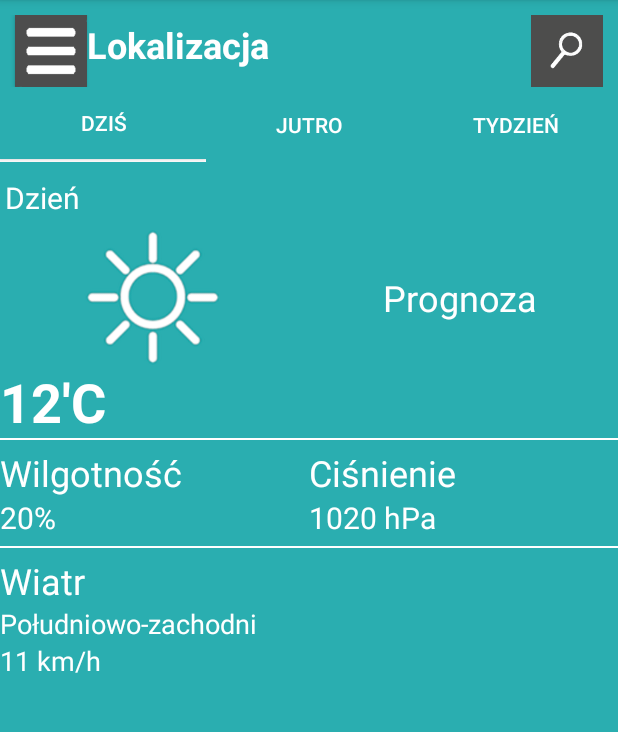
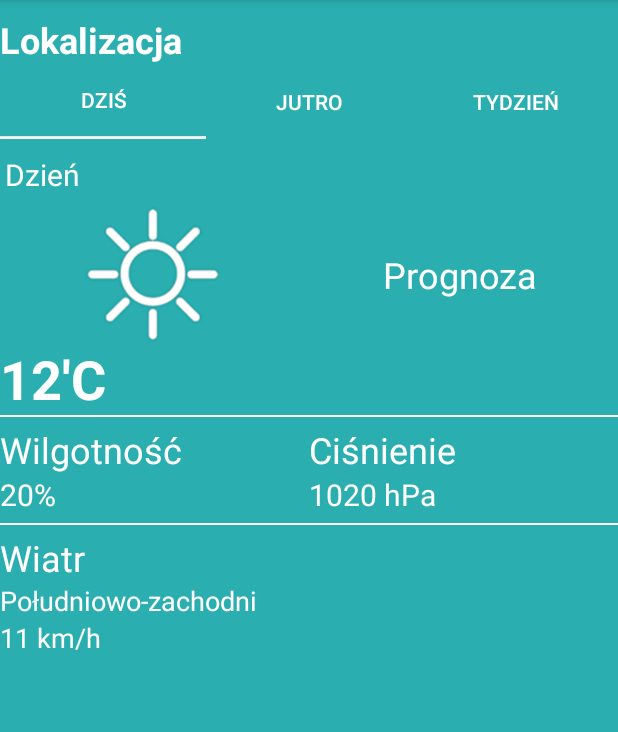
Before and after one commit to Grunia94/FirstWeather, an Android app: the HomeActivity screen opened directly, with no data from a screen before it, on a phone screen of 412 x 824 dp, the part 84-816 px from its top. Run offline under Robolectric (Android 15) with nearby library versions, the light colour scheme and no system bars; pictures from the network do not load.

Commit message:
dodanie activity dla każdego layoutu i przełączanie między layoutami

```diff
--- a/app/src/main/AndroidManifest.xml
+++ b/app/src/main/AndroidManifest.xml
@@ -11,7 +11,7 @@
         android:label="@string/app_name"
         android:theme="@style/AppTheme">
         <activity
-            android:name="net.firstweather.app.weatherapp.WeatherActivity"
+            android:name="net.firstweather.app.weatherapp.HomeActivity"
             android:label="@string/app_name">
             <intent-filter>
                 <action android:name="android.intent.action.MAIN" />
@@ -22,11 +22,30 @@
         <activity
             android:name="net.firstweather.app.weatherapp.SettingsActivity"
             android:label="@string/settings"
-            android:parentActivityName="net.firstweather.app.weatherapp.WeatherActivity">
+            android:parentActivityName="net.firstweather.app.weatherapp.HomeActivity">
             <meta-data
                 android:name="android.support.PARENT_ACTIVITY"
-                android:value="net.firstweather.app.weatherapp.WeatherActivity" />
+                android:value="net.firstweather.app.weatherapp.HomeActivity" />
         </activity>
+
+        <activity android:name=".TomorrowActivity"
+            android:screenOrientation="portrait"
+            android:parentActivityName=".HomeActivity">
+            <meta-data
+                android:name="android.support.PARENT_ACTIVITY"
+                android:value="com.firstweather.firstweather.HomeActivity" />
+        </activity>
+
+        <activity android:name=".Week"
+            android:screenOrientation="portrait"
+            android:parentActivityName=".HomeActivity">
+            <meta-data
+                android:name="android.support.PARENT_ACTIVITY"
+                android:value="com.firstweather.firstweather.HomeActivity" />
+        </activity>
+
+
+
     </application>
 
 </manifest>
--- a/app/src/main/java/net/firstweather/app/weatherapp/WeatherActivity.java
+++ b/app/src/main/java/net/firstweather/app/weatherapp/HomeActivity.java
@@ -59,7 +59,7 @@ import net.firstweather.app.weatherapp.service.WeatherCacheService;
 import net.firstweather.app.weatherapp.service.GoogleMapsGeocodingService;
 import net.firstweather.app.weatherapp.service.YahooWeatherService;
 
-public class WeatherActivity extends AppCompatActivity implements WeatherServiceListener, GeocodingServiceListener, LocationListener {
+public class HomeActivity extends AppCompatActivity implements WeatherServiceListener, GeocodingServiceListener, LocationListener {
 
     public static int GET_WEATHER_FROM_CURRENT_LOCATION = 0x00001;
 
@@ -156,7 +156,7 @@ public class WeatherActivity extends AppCompatActivity implements WeatherService
     }
 
     public void onRequestPermissionsResult(int requestCode, String[] permissions, int[] grantResults) {
-        if (requestCode == WeatherActivity.GET_WEATHER_FROM_CURRENT_LOCATION) {
+        if (requestCode == HomeActivity.GET_WEATHER_FROM_CURRENT_LOCATION) {
             if (grantResults[0] == PackageManager.PERMISSION_GRANTED) {
                 getWeatherFromCurrentLocation();
             } else {
@@ -290,8 +290,6 @@ public class WeatherActivity extends AppCompatActivity implements WeatherService
     }
 
     public void buttonOnClick(View view) {
-
-        /*
         Intent intent;
 
         switch (view.getId()) {
@@ -306,18 +304,8 @@ public class WeatherActivity extends AppCompatActivity implements WeatherService
                 startActivity(intent);
                 break;
 
-            case R.id.options:
-                intent = new Intent(HomeActivity.this, Option.class);
-                startActivity(intent);
-                break;
+        }
 
-            case R.id.city:
-                intent = new Intent(HomeActivity.this, City.class );
-                startActivity(intent);
-                break;
-
-        }
-        */
     }
 
 
--- a/app/src/main/java/net/firstweather/app/weatherapp/fragments/SettingsFragment.java
+++ b/app/src/main/java/net/firstweather/app/weatherapp/fragments/SettingsFragment.java
@@ -36,7 +36,7 @@ import android.preference.SwitchPreference;
 import android.view.MenuItem;
 
 import net.firstweather.app.weatherapp.R;
-import net.firstweather.app.weatherapp.WeatherActivity;
+import net.firstweather.app.weatherapp.HomeActivity;
 
 public class SettingsFragment extends PreferenceFragment implements Preference.OnPreferenceChangeListener, SharedPreferences.OnSharedPreferenceChangeListener {
 
@@ -75,7 +75,7 @@ public class SettingsFragment extends PreferenceFragment implements Preference.O
     public boolean onOptionsItemSelected(MenuItem item) {
         int id = item.getItemId();
         if (id == android.R.id.home) {
-            startActivity(new Intent(getActivity(), WeatherActivity.class));
+            startActivity(new Intent(getActivity(), HomeActivity.class));
             return true;
         }
         return super.onOptionsItemSelected(item);
--- a/app/src/main/res/layout/activity_weather.xml
+++ b/app/src/main/res/layout/activity_weather.xml
@@ -3,7 +3,7 @@
     android:layout_height="match_parent" android:paddingLeft="@dimen/activity_horizontal_margin"
     android:paddingRight="@dimen/activity_horizontal_margin"
     android:paddingTop="@dimen/activity_vertical_margin"
-    android:paddingBottom="@dimen/activity_vertical_margin" tools:context=".WeatherActivity">
+    android:paddingBottom="@dimen/activity_vertical_margin" tools:context=".HomeActivity">
 
     <ImageView
         android:layout_width="wrap_content"
--- a/app/src/main/res/layout/homescreen.xml
+++ b/app/src/main/res/layout/homescreen.xml
@@ -12,14 +12,6 @@
         android:orientation="horizontal"
         android:layout_marginTop="10dp">
 
-        <Button
-            android:id="@+id/options"
-            android:layout_width="48dp"
-            android:layout_height="48dp"
-            android:background="@drawable/menu"
-            android:onClick="buttonOnClick"
-            android:layout_marginLeft="10dp" />
-
         <TextView
             android:id="@+id/locationTextView"
             android:layout_width="wrap_content"
@@ -31,16 +23,6 @@
             android:textColor="#ffffff"
             android:textSize="24sp"
             android:textStyle="bold" />
-
-        <Button
-            android:id="@+id/city"
-            android:layout_width="48dp"
-            android:layout_height="48dp"
-            app:srcCompat="@drawable/lupa"
-            android:background="@drawable/lupa"
-            android:onClick="buttonOnClick"
-            android:layout_marginRight="10dp"
-            android:layout_gravity="right"/>
 
 
     </LinearLayout>
```
Also changed, not shown: app/src/main/res/layout/tomorrow.xml (+0 -18 lines), app/src/main/res/layout/week.xml (+0 -18 lines).
